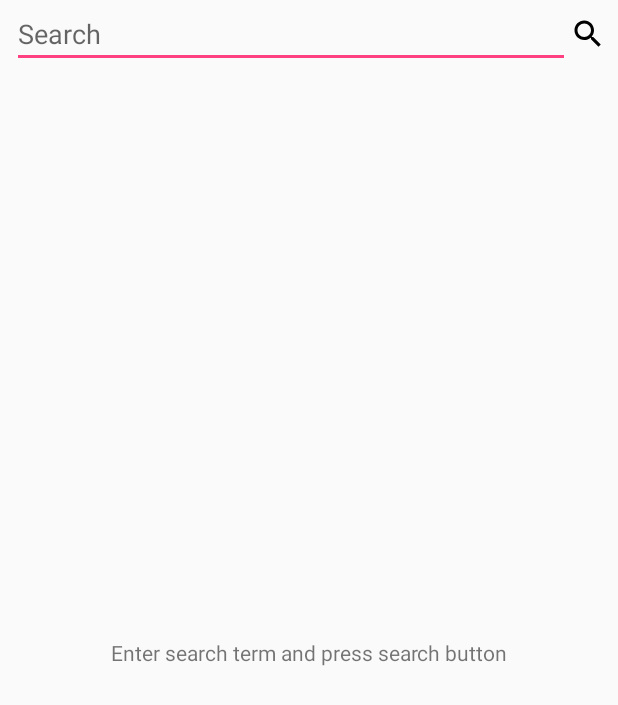
After one commit to AndrzejRyl/StackExchangeUsersList, an Android app: the layout fragment_list.xml on its own in the app's theme, with its tools: preview values and no code run, on a phone screen of 412 x 824 dp. The commit adds this screen. Shown: the top 705 px of the screen. Run offline under Robolectric (Android 15) with nearby library versions, the phone set to English and light mode, and no system bars.

Commit message:
Add list fragment layout

```diff
--- /dev/null
+++ b/app/src/main/res/layout/fragment_list.xml
@@ -0,0 +1,48 @@
+<?xml version="1.0" encoding="utf-8"?>
+<android.support.constraint.ConstraintLayout xmlns:android="http://schemas.android.com/apk/res/android"
+    xmlns:app="http://schemas.android.com/apk/res-auto"
+    android:layout_width="match_parent"
+    android:layout_height="match_parent">
+
+    <EditText
+        android:id="@+id/list_fragment_search"
+        android:layout_width="0dp"
+        android:layout_height="wrap_content"
+        android:layout_marginStart="@dimen/default_margin"
+        android:hint="@string/search"
+        android:inputType="text"
+        app:layout_constraintEnd_toStartOf="@id/list_fragment_search_button"
+        app:layout_constraintStart_toStartOf="parent"
+        app:layout_constraintTop_toTopOf="parent" />
+
+    <ImageView
+        android:id="@+id/list_fragment_search_button"
+        style="@style/Wrap"
+        android:layout_marginEnd="@dimen/default_margin"
+        android:contentDescription="@string/search"
+        app:layout_constraintBottom_toBottomOf="@id/list_fragment_search"
+        app:layout_constraintEnd_toEndOf="parent"
+        app:layout_constraintTop_toTopOf="@id/list_fragment_search"
+        app:srcCompat="@drawable/ic_search_black_24dp" />
+
+    <android.support.v7.widget.RecyclerView
+        android:id="@+id/list_fragment_users_list"
+        style="@style/Empty"
+        android:layout_marginStart="@dimen/default_margin"
+        android:layout_marginTop="@dimen/default_margin"
+        android:visibility="gone"
+        app:layout_constraintBottom_toBottomOf="parent"
+        app:layout_constraintEnd_toEndOf="parent"
+        app:layout_constraintStart_toStartOf="parent"
+        app:layout_constraintTop_toBottomOf="@id/list_fragment_search" />
+
+    <TextView
+        android:id="@+id/list_fragment_search_info"
+        style="@style/Wrap"
+        android:text="@string/search_info"
+        app:layout_constraintBottom_toBottomOf="parent"
+        app:layout_constraintEnd_toEndOf="parent"
+        app:layout_constraintStart_toStartOf="parent"
+        app:layout_constraintTop_toBottomOf="@id/list_fragment_search" />
+
+</android.support.constraint.ConstraintLayout>
--- a/app/src/main/res/values/strings.xml
+++ b/app/src/main/res/values/strings.xml
@@ -1,5 +1,7 @@
 <resources>
     <string name="app_name">AndroidInterviewTask</string>
+    <string name="search">Search</string>
+    <string name="search_info">Enter search term and press search button</string>
     <string name="avatar">User\'s avatar</string>
     <string name="location">Location</string>
     <string name="age">Age</string>
```
